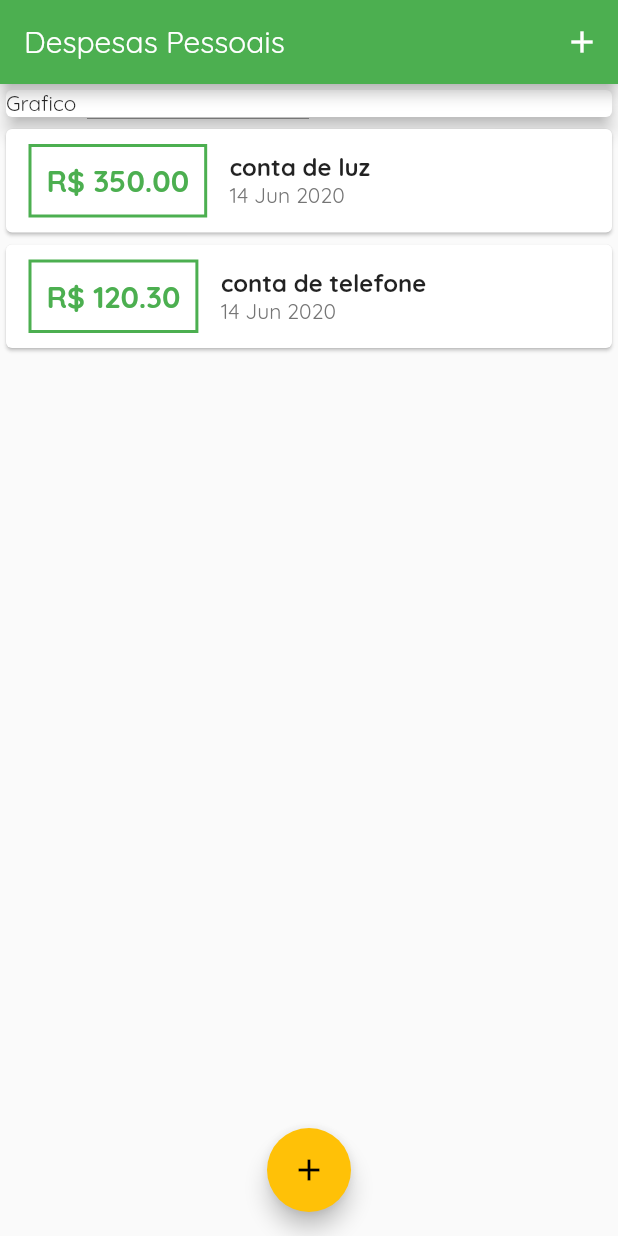
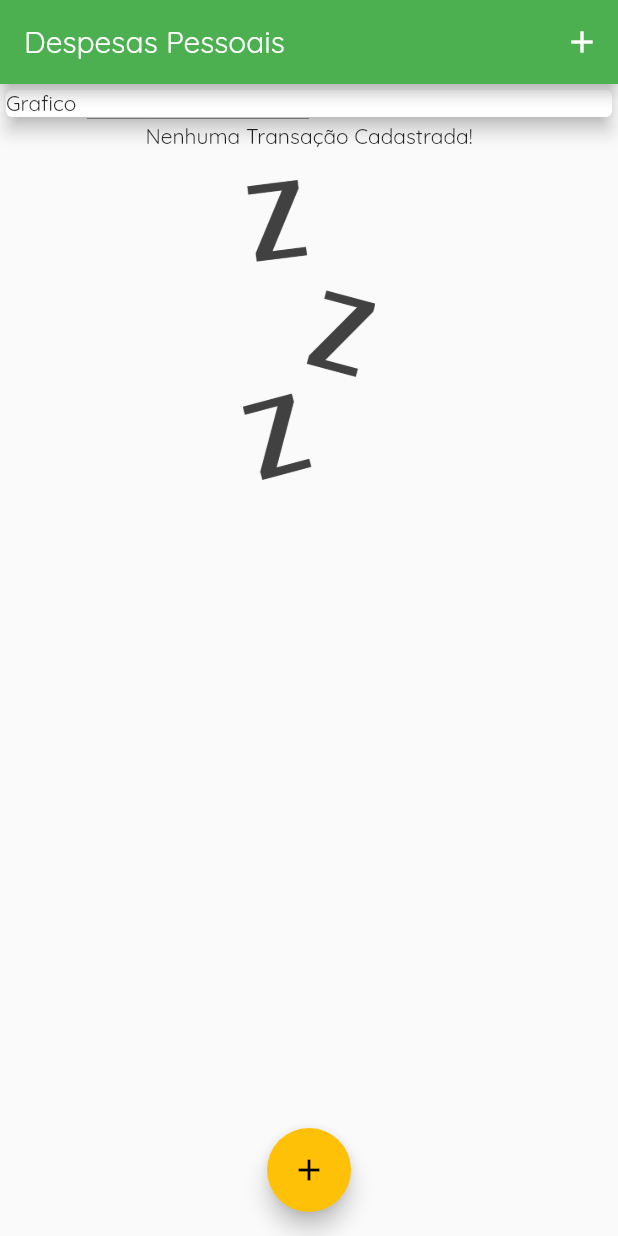
Before and after one commit to Jhonatan-Pereira/flutter_expenses, a Flutter app: the screen it shows after launch, on a phone screen of 412 x 824 dp. Run offline on Flutter 3.47's test engine with Material 2 defaults, Android fonts, the phone set to English and light mode, and no system bars.

Commit message:
Nenhuma transacao cadastrada

```diff
--- a/lib/components/transaction_list.dart
+++ b/lib/components/transaction_list.dart
@@ -11,7 +11,24 @@ class TransactionList extends StatelessWidget {
   Widget build(BuildContext context) {
     return Container(
       height: 300,
-      child: ListView.builder(
+      child: transactions.isEmpty
+          ? Column(
+              children: <Widget>[
+                Text(
+                  'Nenhuma Transação Cadastrada!',
+                  // style: Theme.of(context).textTheme.title,
+                ),
+                SizedBox(height: 20),
+                Container(
+                  height: 200,
+                  child: Image.asset(
+                    'assets/images/waiting.png',
+                    fit: BoxFit.cover,
+                  ),
+                )
+              ],
+            )
+          : ListView.builder(
               itemCount: transactions.length,
               itemBuilder: (ctx, index) {
                 final tr = transactions[index];
@@ -19,7 +36,8 @@ class TransactionList extends StatelessWidget {
                   child: Row(
                     children: <Widget>[
                       Container(
-                  margin: EdgeInsets.symmetric(horizontal: 15, vertical: 10),
+                        margin:
+                            EdgeInsets.symmetric(horizontal: 15, vertical: 10),
                         decoration: BoxDecoration(
                             border: Border.all(
                           color: Theme.of(context).primaryColor,
--- a/lib/main.dart
+++ b/lib/main.dart
@@ -11,11 +11,12 @@ class ExpensesApp extends StatelessWidget {
   @override
   Widget build(BuildContext context) {
     return MaterialApp(
-        home: MyHomePage(),
-        theme: ThemeData(
-            primarySwatch: Colors.green,
-            accentColor: Colors.amber,
-            fontFamily: 'Quicksand'));
+      home: MyHomePage(),
+      theme: ThemeData(
+          primarySwatch: Colors.green,
+          accentColor: Colors.amber,
+          fontFamily: 'Quicksand'),
+    );
   }
 }
 
@@ -25,19 +26,19 @@ class MyHomePage extends StatefulWidget {
 }
 
 class _MyHomePageState extends State<MyHomePage> {
-  final _transactions = [
-    Transaction(
-      id: 't1',
-      title: 'conta de luz',
-      value: 350.00,
-      date: DateTime.now(),
-    ),
-    Transaction(
-      id: 't2',
-      title: 'conta de telefone',
-      value: 120.30,
-      date: DateTime.now(),
-    ),
+  final List<Transaction> _transactions = [
+    // Transaction(
+    //   id: 't1',
+    //   title: 'conta de luz',
+    //   value: 350.00,
+    //   date: DateTime.now(),
+    // ),
+    // Transaction(
+    //   id: 't2',
+    //   title: 'conta de telefone',
+    //   value: 120.30,
+    //   date: DateTime.now(),
+    // ),
   ];
 
   _addTransaction(String title, double value) {
--- a/pubspec.yaml
+++ b/pubspec.yaml
@@ -46,8 +46,8 @@ flutter:
   uses-material-design: true
 
   # To add assets to your application, add an assets section, like this:
-  # assets:
-  #   - images/a_dot_burr.jpeg
+  assets:
+    - assets/images/waiting.png
   #   - images/a_dot_ham.jpeg
 
   # An image asset can refer to one or more resolution-specific "variants", see
```
Also changed, not shown: assets/images/waiting.png (added). Lines whose indentation alone changed are shown as unchanged.
